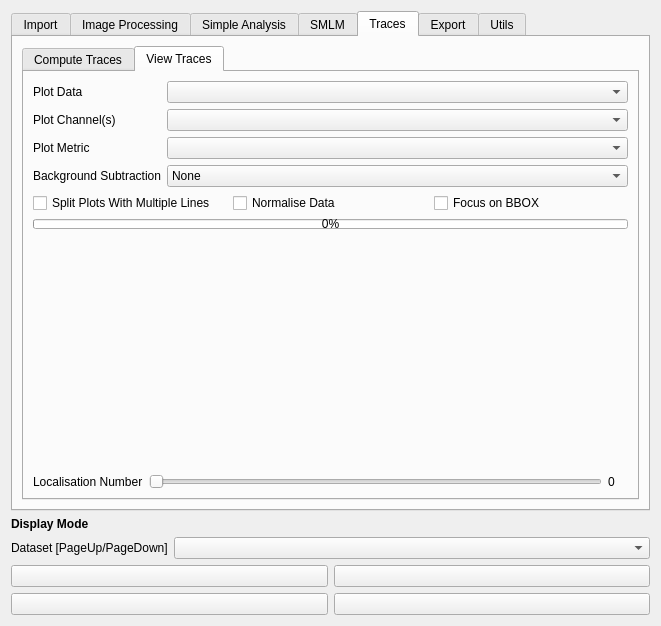
Old version of the form src/molseeq/GUI/gui.ui in the repository piedrro/napari-molseeq.
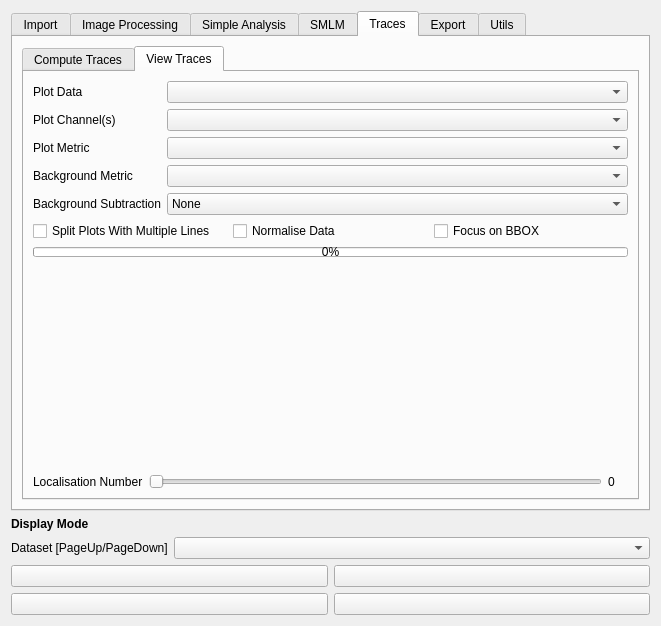
New version of the form. The open tabs and pages were chosen to show the change.

Commit message: added trace background selection metrics

What changed in the file:
```diff
--- a/src/molseeq/GUI/gui.ui
+++ b/src/molseeq/GUI/gui.ui
@@ -2268,14 +2268,14 @@
              <item row="2" column="1">
               <widget class="QComboBox" name="plot_metric"/>
              </item>
-             <item row="3" column="0">
+             <item row="4" column="0">
               <widget class="QLabel" name="label_58">
                <property name="text">
                 <string>Background Subtraction</string>
                </property>
               </widget>
              </item>
-             <item row="3" column="1">
+             <item row="4" column="1">
               <widget class="QComboBox" name="plot_background_mode">
                <item>
                 <property name="text">
@@ -2294,6 +2294,16 @@
                </item>
               </widget>
              </item>
+             <item row="3" column="0">
+              <widget class="QLabel" name="label_97">
+               <property name="text">
+                <string>Background Metric</string>
+               </property>
+              </widget>
+             </item>
+             <item row="3" column="1">
+              <widget class="QComboBox" name="background_metric"/>
+             </item>
             </layout>
            </item>
            <item>
```
Left out of the diff: 28 changed lines with no effect on the pictures. The commit also changes 32 other files.
